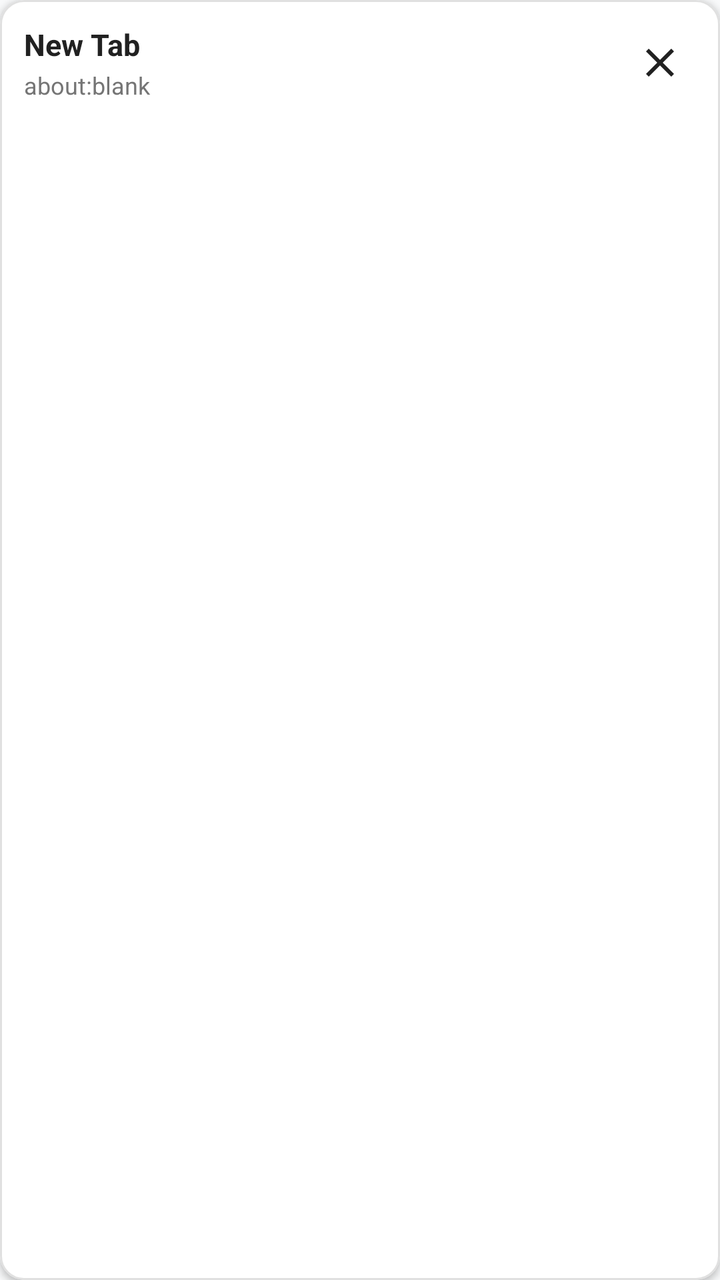
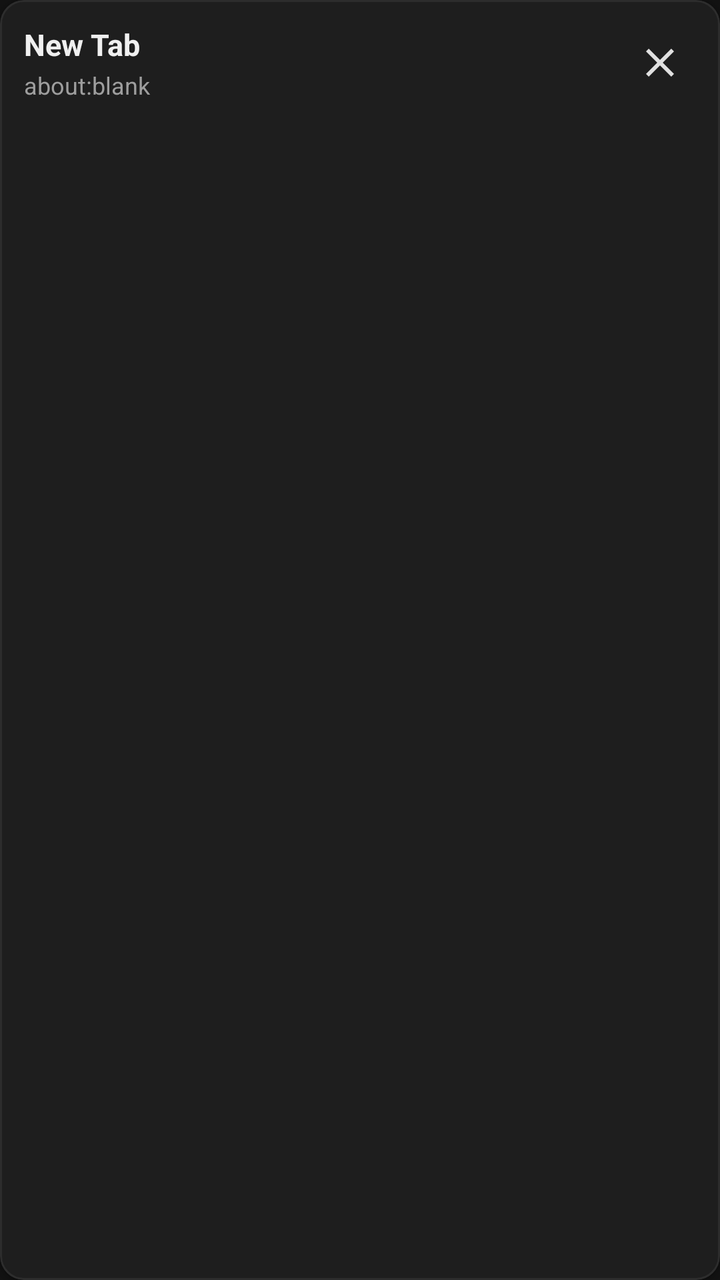

Two renders of the same Android screen: before a commit and after it. Below are the layout's source before the change and the commit's diff.
<!-- AndroidManifest.xml: application theme Theme.Tuff -->
<!-- res/layout/item_tab.xml -->
<?xml version="1.0" encoding="utf-8"?>
<com.google.android.material.card.MaterialCardView xmlns:android="http://schemas.android.com/apk/res/android"
    xmlns:app="http://schemas.android.com/apk/res-auto"
    android:layout_width="match_parent"
    android:layout_height="wrap_content"
    android:layout_marginHorizontal="12dp"
    android:layout_marginVertical="6dp"
    app:cardCornerRadius="12dp"
    app:cardElevation="2dp"
    app:strokeColor="@color/divider"
    app:strokeWidth="1dp">

    <LinearLayout
        android:layout_width="match_parent"
        android:layout_height="wrap_content"
        android:orientation="horizontal"
        android:gravity="center_vertical"
        android:padding="12dp">

        <LinearLayout
            android:id="@+id/tab_click_area"
            android:layout_width="0dp"
            android:layout_height="wrap_content"
            android:layout_weight="1"
            android:orientation="vertical">

            <TextView
                android:id="@+id/tab_title"
                android:layout_width="match_parent"
                android:layout_height="wrap_content"
                android:ellipsize="end"
                android:maxLines="1"
                android:text="New Tab"
                android:textColor="@color/text_primary"
                android:textSize="15sp"
                android:textStyle="bold" />

            <TextView
                android:id="@+id/tab_url"
                android:layout_width="match_parent"
                android:layout_height="wrap_content"
                android:layout_marginTop="2dp"
                android:ellipsize="end"
                android:maxLines="1"
                android:text="about:blank"
                android:textColor="@color/text_secondary"
                android:textSize="12sp" />
        </LinearLayout>

        <ImageButton
            android:id="@+id/btn_close_tab"
            android:layout_width="36dp"
            android:layout_height="36dp"
            android:background="?attr/selectableItemBackgroundBorderless"
            android:contentDescription="Close tab"
            android:src="@drawable/ic_close" />

    </LinearLayout>

</com.google.android.material.card.MaterialCardView>
<!-- resources referenced by this layout -->
<resources>
  <color name="divider">#E0E0E0</color>
  <color name="text_primary">#212121</color>
  <color name="text_secondary">#757575</color>
  <!-- drawable ic_close (drawable) -->
  <vector xmlns:android="http://schemas.android.com/apk/res/android"
      android:width="24dp"
      android:height="24dp"
      android:viewportWidth="24"
      android:viewportHeight="24">
      <path
          android:fillColor="#FF212121"
          android:pathData="M19,6.41L17.59,5 12,10.59 6.41,5 5,6.41 10.59,12 5,17.59 6.41,19 12,13.41 17.59,19 19,17.59 13.41,12z" />
  </vector>
  <style name="Theme.Tuff" parent="Theme.MaterialComponents.DayNight.NoActionBar">
          <item name="colorPrimary">@color/primary</item>
          <item name="colorPrimaryDark">@color/primary_dark</item>
          <item name="colorAccent">@color/accent</item>
          <item name="android:windowBackground">@color/background_light</item>
          <item name="android:statusBarColor">@color/surface_card</item>
          <item name="android:windowLightStatusBar">true</item>
          <item name="android:navigationBarColor">@color/surface_card</item>
          <item name="android:windowLightNavigationBar">true</item>
      </style>
  <color name="primary">#1A1A1A</color>
  <color name="primary_dark">#121212</color>
  <color name="accent">#FF5722</color>
  <color name="background_light">#F8F9FA</color>
  <color name="surface_card">#FFFFFF</color>
</resources>

<!-- the commit's change to res/layout/item_tab.xml (unified diff, before → after) -->
@@ -7,6 +7,7 @@
     android:layout_marginVertical="6dp"
     app:cardCornerRadius="12dp"
     app:cardElevation="2dp"
+    app:cardBackgroundColor="@color/surface_card"
     app:strokeColor="@color/divider"
     app:strokeWidth="1dp">
 
@@ -53,6 +54,7 @@
             android:layout_height="36dp"
             android:background="?attr/selectableItemBackgroundBorderless"
             android:contentDescription="Close tab"
+            app:tint="@color/icon_tint"
             android:src="@drawable/ic_close" />
 
     </LinearLayout>
<!-- resource entries referenced after the edit -->
@@ -1,8 +1,9 @@
 <!-- resources referenced by this layout -->
 <resources>
-  <color name="divider">#E0E0E0</color>
-  <color name="text_primary">#212121</color>
-  <color name="text_secondary">#757575</color>
+  <color name="divider">#2D2D2D</color>
+  <color name="icon_tint">#E0E0E0</color>
+  <color name="text_primary">#F0F0F0</color>
+  <color name="text_secondary">#9E9E9E</color>
   <!-- drawable ic_close (drawable) -->
   <vector xmlns:android="http://schemas.android.com/apk/res/android"
       android:width="24dp"
@@ -10,23 +11,36 @@
       android:viewportWidth="24"
       android:viewportHeight="24">
       <path
-          android:fillColor="#FF212121"
+          android:fillColor="@color/icon_tint"
           android:pathData="M19,6.41L17.59,5 12,10.59 6.41,5 5,6.41 10.59,12 5,17.59 6.41,19 12,13.41 17.59,19 19,17.59 13.41,12z" />
   </vector>
   <style name="Theme.Tuff" parent="Theme.MaterialComponents.DayNight.NoActionBar">
           <item name="colorPrimary">@color/primary</item>
           <item name="colorPrimaryDark">@color/primary_dark</item>
           <item name="colorAccent">@color/accent</item>
-          <item name="android:windowBackground">@color/background_light</item>
-          <item name="android:statusBarColor">@color/surface_card</item>
-          <item name="android:windowLightStatusBar">true</item>
-          <item name="android:navigationBarColor">@color/surface_card</item>
-          <item name="android:windowLightNavigationBar">true</item>
+          <item name="android:windowBackground">@color/background_dark</item>
+          <item name="android:statusBarColor">@color/primary_dark</item>
+          <item name="android:windowLightStatusBar">false</item>
+          <item name="android:navigationBarColor">@color/primary_dark</item>
+          <item name="android:windowLightNavigationBar">false</item>
+  
+          <item name="bottomSheetDialogTheme">@style/Theme.Tuff.BottomSheetDialog</item>
       </style>
-  <color name="primary">#1A1A1A</color>
+  <color name="primary">#1E1E1E</color>
   <color name="primary_dark">#121212</color>
   <color name="accent">#FF5722</color>
-  <color name="background_light">#F8F9FA</color>
-  <color name="surface_card">#FFFFFF</color>
+  <color name="background_dark">#121212</color>
+  <style name="Theme.Tuff.BottomSheetDialog" parent="Theme.MaterialComponents.BottomSheetDialog">
+          <item name="bottomSheetStyle">@style/Theme.Tuff.BottomSheetModal</item>
+          <item name="android:windowIsFloating">false</item>
+          <item name="android:statusBarColor">@color/primary_dark</item>
+          <item name="android:windowLightStatusBar">false</item>
+          <item name="android:navigationBarColor">@color/surface_card</item>
+          <item name="android:windowLightNavigationBar">false</item>
+      </style>
+  <style name="Theme.Tuff.BottomSheetModal" parent="Widget.MaterialComponents.BottomSheet.Modal">
+          <item name="backgroundTint">@color/surface_card</item>
+      </style>
+  <color name="surface_card">#1E1E1E</color>
 </resources>
 
